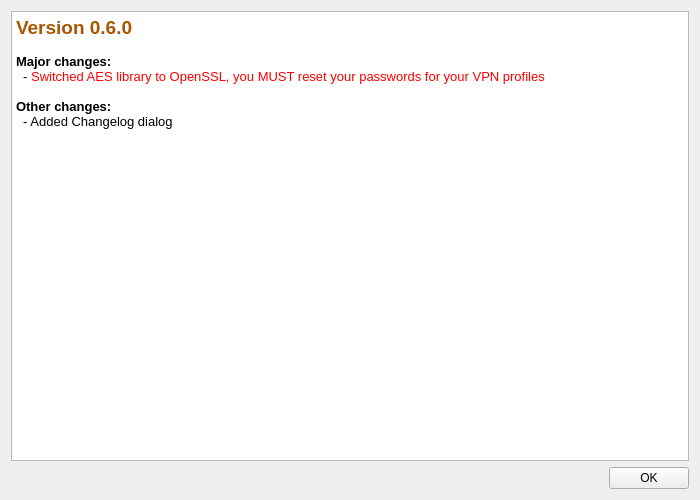
The window that openfortigui/vpnchangelog.ui (theinvisible/openfortigui) describes before a commit, drawn with Qt 5.
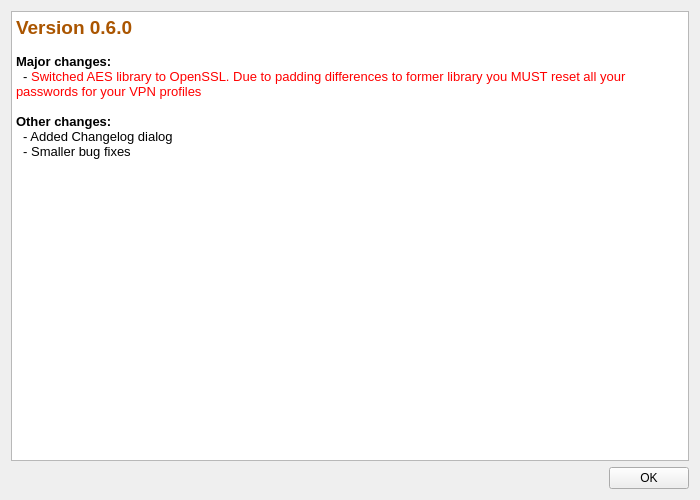
The same window after the commit.

```diff
--- a/openfortigui/vpnchangelog.ui
+++ b/openfortigui/vpnchangelog.ui
@@ -24,10 +24,11 @@
 &lt;p style=&quot; margin-top:0px; margin-bottom:0px; margin-left:0px; margin-right:0px; -qt-block-indent:0; text-indent:0px;&quot;&gt;&lt;span style=&quot; font-size:14pt; font-weight:600; color:#aa5500;&quot;&gt;Version 0.6.0&lt;/span&gt;&lt;/p&gt;
 &lt;p style=&quot;-qt-paragraph-type:empty; margin-top:0px; margin-bottom:0px; margin-left:0px; margin-right:0px; -qt-block-indent:0; text-indent:0px; font-weight:600;&quot;&gt;&lt;br /&gt;&lt;/p&gt;
 &lt;p style=&quot; margin-top:0px; margin-bottom:0px; margin-left:0px; margin-right:0px; -qt-block-indent:0; text-indent:0px;&quot;&gt;&lt;span style=&quot; font-weight:600;&quot;&gt;Major changes:&lt;/span&gt;&lt;/p&gt;
-&lt;p style=&quot; margin-top:0px; margin-bottom:0px; margin-left:0px; margin-right:0px; -qt-block-indent:0; text-indent:0px;&quot;&gt;&lt;span style=&quot; font-weight:600;&quot;&gt; &lt;/span&gt; - &lt;span style=&quot; color:#ff0000;&quot;&gt;Switched AES library to OpenSSL, you MUST reset your passwords for your VPN profiles&lt;/span&gt;&lt;/p&gt;
+&lt;p style=&quot; margin-top:0px; margin-bottom:0px; margin-left:0px; margin-right:0px; -qt-block-indent:0; text-indent:0px;&quot;&gt;&lt;span style=&quot; font-weight:600;&quot;&gt; &lt;/span&gt; - &lt;span style=&quot; color:#ff0000;&quot;&gt;Switched AES library to OpenSSL. Due to padding differences to former library you MUST reset all your passwords for your VPN profiles&lt;/span&gt;&lt;/p&gt;
 &lt;p style=&quot;-qt-paragraph-type:empty; margin-top:0px; margin-bottom:0px; margin-left:0px; margin-right:0px; -qt-block-indent:0; text-indent:0px; font-weight:600;&quot;&gt;&lt;br /&gt;&lt;/p&gt;
 &lt;p style=&quot; margin-top:0px; margin-bottom:0px; margin-left:0px; margin-right:0px; -qt-block-indent:0; text-indent:0px;&quot;&gt;&lt;span style=&quot; font-weight:600;&quot;&gt;Other changes:&lt;/span&gt;&lt;/p&gt;
-&lt;p style=&quot; margin-top:0px; margin-bottom:0px; margin-left:0px; margin-right:0px; -qt-block-indent:0; text-indent:0px;&quot;&gt;  - Added Changelog dialog&lt;/p&gt;&lt;/body&gt;&lt;/html&gt;</string>
+&lt;p style=&quot; margin-top:0px; margin-bottom:0px; margin-left:0px; margin-right:0px; -qt-block-indent:0; text-indent:0px;&quot;&gt;  - Added Changelog dialog&lt;/p&gt;
+&lt;p style=&quot; margin-top:0px; margin-bottom:0px; margin-left:0px; margin-right:0px; -qt-block-indent:0; text-indent:0px;&quot;&gt;  - Smaller bug fixes&lt;/p&gt;&lt;/body&gt;&lt;/html&gt;</string>
      </property>
     </widget>
    </item>
```
